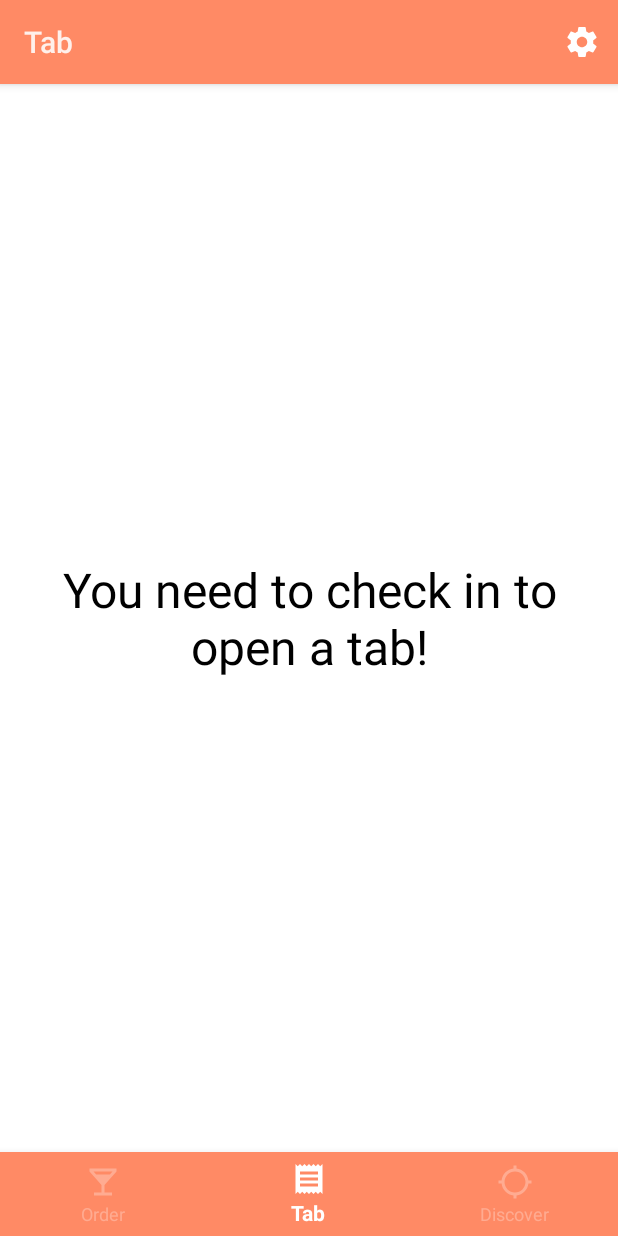
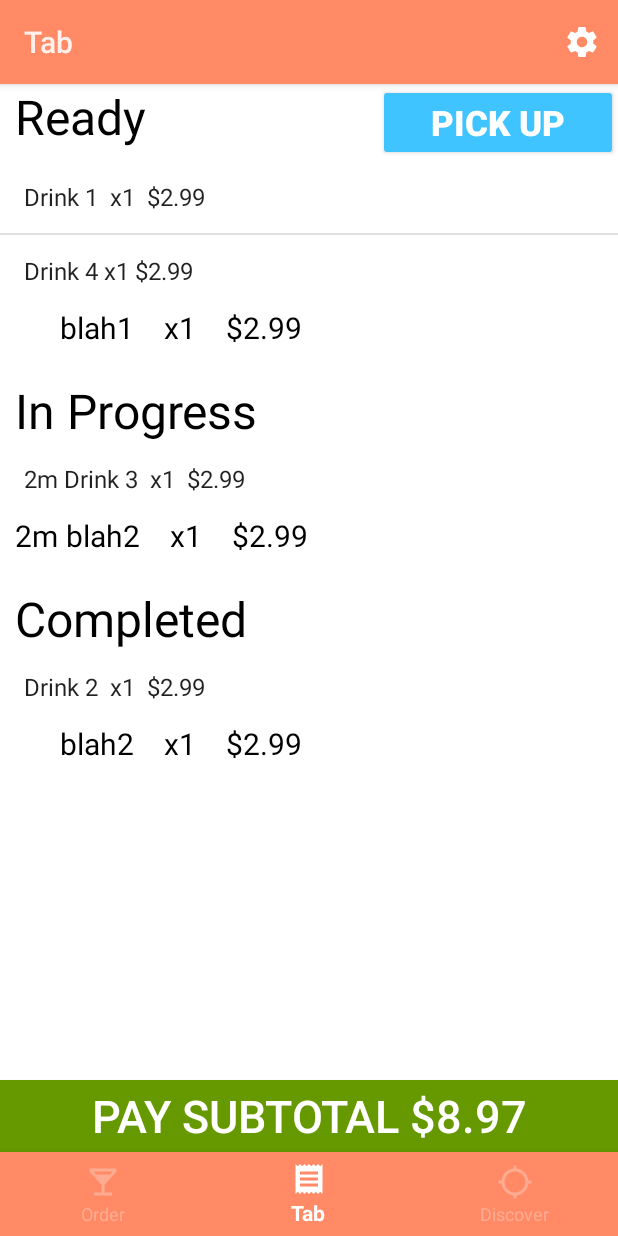
Before and after one commit to krystal00w/CS465, an Android app: the screen it shows after launch (MainActivity), item 2 of the bottom bar chosen, on a phone screen of 412 x 824 dp. Run offline under Robolectric (Android 15) with nearby library versions, the phone set to English and light mode, and no system bars.

Commit message:
Added list views

```diff
--- a/TBBT/app/src/main/java/edu/illinois/cs465/tbbt/TabFragment.java
+++ b/TBBT/app/src/main/java/edu/illinois/cs465/tbbt/TabFragment.java
@@ -9,6 +9,9 @@ import android.view.View;
 import android.view.ViewGroup;
 import android.widget.Button;
 import android.widget.TextView;
+import android.widget.ArrayAdapter;
+import android.widget.ListView;
+
 
 public class TabFragment extends Fragment {
     public TabFragment() {
@@ -19,7 +22,58 @@ public class TabFragment extends Fragment {
     public View onCreateView(LayoutInflater inflater, ViewGroup container,
                              Bundle savedInstanceState) {
         View view = null;
-        if (((MainActivity)getActivity()).getStage() == -1){
+        view = inflater.inflate(R.layout.fragment_tab, container, false);
+
+        ((TextView)view.findViewById(R.id.drink_ready_name)).setText(((MainActivity)getActivity()).getDrinkOneName());
+        ((TextView)view.findViewById(R.id.in_progress_name)).setText(((MainActivity)getActivity()).getDrinkTwoName());
+        ((TextView)view.findViewById(R.id.completed_name)).setText(((MainActivity)getActivity()).getDrinkTwoName());
+
+        ListView listView1 = (ListView)view.findViewById(R.id.completed_list);
+        String[] completed_drinks = {"Drink 2  x1  $2.99"};
+
+        ArrayAdapter<String> adapter1 = new ArrayAdapter<String>(
+            getActivity(),
+            android.R.layout.simple_list_item_1,
+            completed_drinks
+        );
+
+        ListView listView2 = (ListView)view.findViewById(R.id.ready_list);
+        String[] ready_drinks = {"Drink 1  x1  $2.99", "Drink 4 x1 $2.99"};
+
+        ArrayAdapter<String> adapter2 = new ArrayAdapter<String>(
+                getActivity(),
+                android.R.layout.simple_list_item_1,
+                ready_drinks
+        );
+
+        ListView listView3 = (ListView)view.findViewById(R.id.in_progress_list);
+        String[] in_progress_drinks = {"2m Drink 3  x1  $2.99"};
+
+        ArrayAdapter<String> adapter3 = new ArrayAdapter<String>(
+                getActivity(),
+                android.R.layout.simple_list_item_1,
+                in_progress_drinks
+        );
+
+        listView1.setAdapter(adapter1);
+        listView2.setAdapter(adapter2);
+        listView3.setAdapter(adapter3);
+
+        final Button pick_up_button = view.findViewById(R.id.pick_up_button);
+        pick_up_button.setOnClickListener(new View.OnClickListener() {
+            public void onClick(View v) {
+                // Code here executes on main thread after user presses button
+                PickupFragment new_frag = new PickupFragment();
+                FragmentTransaction fragmentTransaction = getActivity().getSupportFragmentManager().beginTransaction();
+                fragmentTransaction.replace(R.id.main_container, new_frag);
+                fragmentTransaction.addToBackStack(null);
+                fragmentTransaction.commit();
+            }
+        });
+
+        return view;
+
+        /*if (((MainActivity)getActivity()).getStage() == -1){
             view = inflater.inflate(R.layout.fragment_not_checked_in, container, false);
         }
 
@@ -77,7 +131,7 @@ public class TabFragment extends Fragment {
         }
 
         // Inflate the layout for this fragment
-        return view;
+        return view;*/
     }
 
     @Override
--- a/TBBT/app/src/main/res/layout/fragment_tab.xml
+++ b/TBBT/app/src/main/res/layout/fragment_tab.xml
@@ -26,7 +26,8 @@
                     android:layout_height="wrap_content"
                     android:text="Ready"
                     android:textColor="@android:color/black"
-                    android:textSize="32sp" />
+                    android:textSize="32sp"
+                    android:paddingLeft="10dp"/>
 
                 <LinearLayout
                     android:layout_width="match_parent"
@@ -40,12 +41,19 @@
                         android:layout_height="wrap_content"
                         android:layout_gravity="center"
                         android:text="Pick Up"
-                        android:textSize="20sp"
-                        android:textAllCaps="false"
+                        android:textSize="23sp"
                         android:textColor="@android:color/white"
+                        android:textStyle="bold"
+                        android:paddingRight="35dp"
+                        android:paddingLeft="35dp"
                         style="@style/Widget.AppCompat.Button.Colored"/>
                 </LinearLayout>
             </LinearLayout>
+
+            <ListView
+                android:id="@+id/ready_list"
+                android:layout_width="match_parent"
+                android:layout_height="wrap_content" />
 
             <LinearLayout
                 android:layout_width="match_parent"
@@ -53,31 +61,31 @@
                 android:orientation="horizontal">
 
                 <TextView
+                    android:id="@+id/drink_ready_name"
                     android:layout_width="wrap_content"
                     android:layout_height="wrap_content"
                     android:paddingLeft="40dp"
-                    android:text="Moscow Mule"
-                    android:textColor="@android:color/holo_green_dark"
-                    android:textSize="20sp"
-                    android:textStyle="bold" />
+                    android:text="Drink1"
+                    android:textColor="@android:color/black"
+                    android:textSize="20sp" />
 
                 <TextView
+                    android:id="@+id/drink_ready_amount"
                     android:layout_width="wrap_content"
                     android:layout_height="wrap_content"
                     android:paddingLeft="20dp"
                     android:text="x1"
-                    android:textColor="@android:color/holo_green_dark"
-                    android:textSize="20sp"
-                    android:textStyle="bold" />
+                    android:textColor="@android:color/black"
+                    android:textSize="20sp" />
 
                 <TextView
+                    android:id="@+id/drink_ready_cost"
                     android:layout_width="wrap_content"
                     android:layout_height="wrap_content"
                     android:paddingLeft="20dp"
                     android:text="$2.99"
-                    android:textColor="@android:color/holo_green_dark"
-                    android:textSize="20sp"
-                    android:textStyle="bold" />
+                    android:textColor="@android:color/black"
+                    android:textSize="20sp"/>
             </LinearLayout>
         </LinearLayout>
 
@@ -91,8 +99,14 @@
                 android:layout_height="wrap_content"
                 android:text="In Progress"
                 android:paddingTop="20dp"
+                android:paddingLeft="10dp"
                 android:textColor="@android:color/black"
                 android:textSize="32sp" />
+
+            <ListView
+                android:id="@+id/in_progress_list"
+                android:layout_width="match_parent"
+                android:layout_height="wrap_content"/>
 
             <LinearLayout
                 android:layout_width="match_parent"
@@ -100,39 +114,40 @@
                 android:orientation="horizontal">
 
                 <TextView
-                    android:layout_width="wrap_content"
-                    android:layout_height="wrap_content"
-                    android:text="2m"
-                    android:textColor="@android:color/holo_purple"
-                    android:textSize="20sp"
-                    android:textStyle="bold" />
-
-                <TextView
+                    android:id="@+id/in_progress_time"
                     android:layout_width="wrap_content"
                     android:layout_height="wrap_content"
                     android:paddingLeft="10dp"
-                    android:text="Drink2"
-                    android:textColor="@android:color/holo_red_light"
-                    android:textSize="20sp"
-                    android:textStyle="bold" />
+                    android:text="2m"
+                    android:textColor="@android:color/black"
+                    android:textSize="20sp"/>
 
                 <TextView
+                    android:id="@+id/in_progress_name"
+                    android:layout_width="wrap_content"
+                    android:layout_height="wrap_content"
+                    android:paddingLeft="5dp"
+                    android:text="Drink2"
+                    android:textColor="@android:color/black"
+                    android:textSize="20sp" />
+
+                <TextView
+                    android:id="@+id/in_progress_amount"
                     android:layout_width="wrap_content"
                     android:layout_height="wrap_content"
                     android:paddingLeft="20dp"
                     android:text="x1"
-                    android:textColor="@android:color/holo_red_light"
-                    android:textSize="20sp"
-                    android:textStyle="bold" />
+                    android:textColor="@android:color/black"
+                    android:textSize="20sp"/>
 
                 <TextView
+                    android:id="@+id/in_progress_cost"
                     android:layout_width="wrap_content"
                     android:layout_height="wrap_content"
                     android:paddingLeft="20dp"
                     android:text="$2.99"
-                    android:textColor="@android:color/holo_red_light"
-                    android:textSize="20sp"
-                    android:textStyle="bold" />
+                    android:textColor="@android:color/black"
+                    android:textSize="20sp"/>
             </LinearLayout>
         </LinearLayout>
 
@@ -146,8 +161,15 @@
                 android:layout_height="wrap_content"
                 android:text="Completed"
                 android:paddingTop="20dp"
+                android:paddingLeft="10dp"
                 android:textColor="@android:color/black"
                 android:textSize="32sp" />
+
+
+            <ListView
+                android:id="@+id/completed_list"
+                android:layout_width="match_parent"
+                android:layout_height="wrap_content"/>
 
             <LinearLayout
                 android:layout_width="match_parent"
@@ -155,31 +177,32 @@
                 android:orientation="horizontal">
 
                 <TextView
+                    android:id="@+id/completed_name"
                     android:layout_width="wrap_content"
                     android:layout_height="wrap_content"
                     android:paddingLeft="40dp"
                     android:text="Drink3"
-                    android:textColor="@android:color/holo_blue_dark"
-                    android:textSize="20sp"
-                    android:textStyle="bold" />
+                    android:textColor="@android:color/black"
+                    android:textSize="20sp" />
 
                 <TextView
+                    android:id="@+id/completed_amount"
                     android:layout_width="wrap_content"
                     android:layout_height="wrap_content"
                     android:paddingLeft="20dp"
                     android:text="x1"
-                    android:textColor="@android:color/holo_blue_dark"
-                    android:textSize="20sp"
-                    android:textStyle="bold" />
+                    android:textColor="@android:color/black"
+                    android:textSize="20sp" />
 
                 <TextView
+                    android:id="@+id/completed_price"
                     android:layout_width="wrap_content"
                     android:layout_height="wrap_content"
                     android:paddingLeft="20dp"
                     android:text="$2.99"
-                    android:textColor="@android:color/holo_blue_dark"
-                    android:textSize="20sp"
-                    android:textStyle="bold" />
+                    android:textColor="@android:color/black"
+                    android:textSize="20sp"/>
+
             </LinearLayout>
         </LinearLayout>
 
@@ -195,7 +218,7 @@
                 android:background="@android:color/holo_green_dark"
                 android:text="Pay Subtotal $8.97"
                 android:textColor="@android:color/white"
-                android:textSize="20dp" />
+                android:textSize="30dp" />
         </LinearLayout>
     </LinearLayout>
 
```
